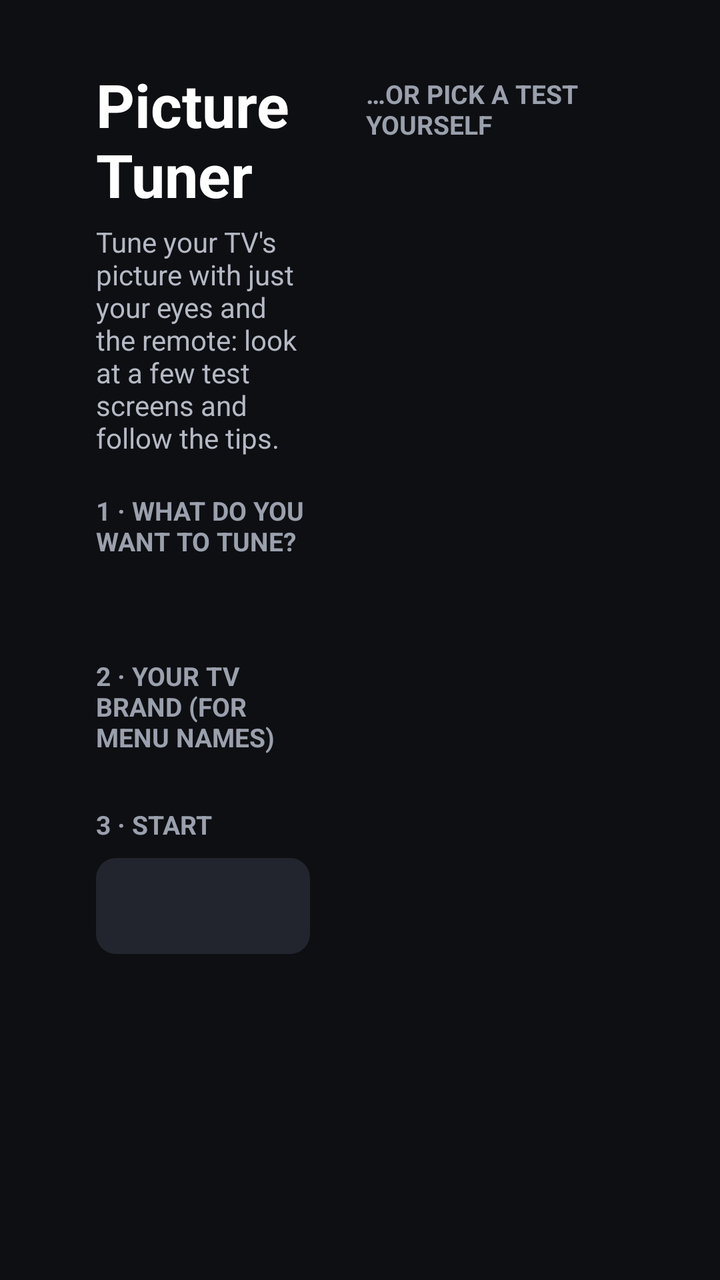
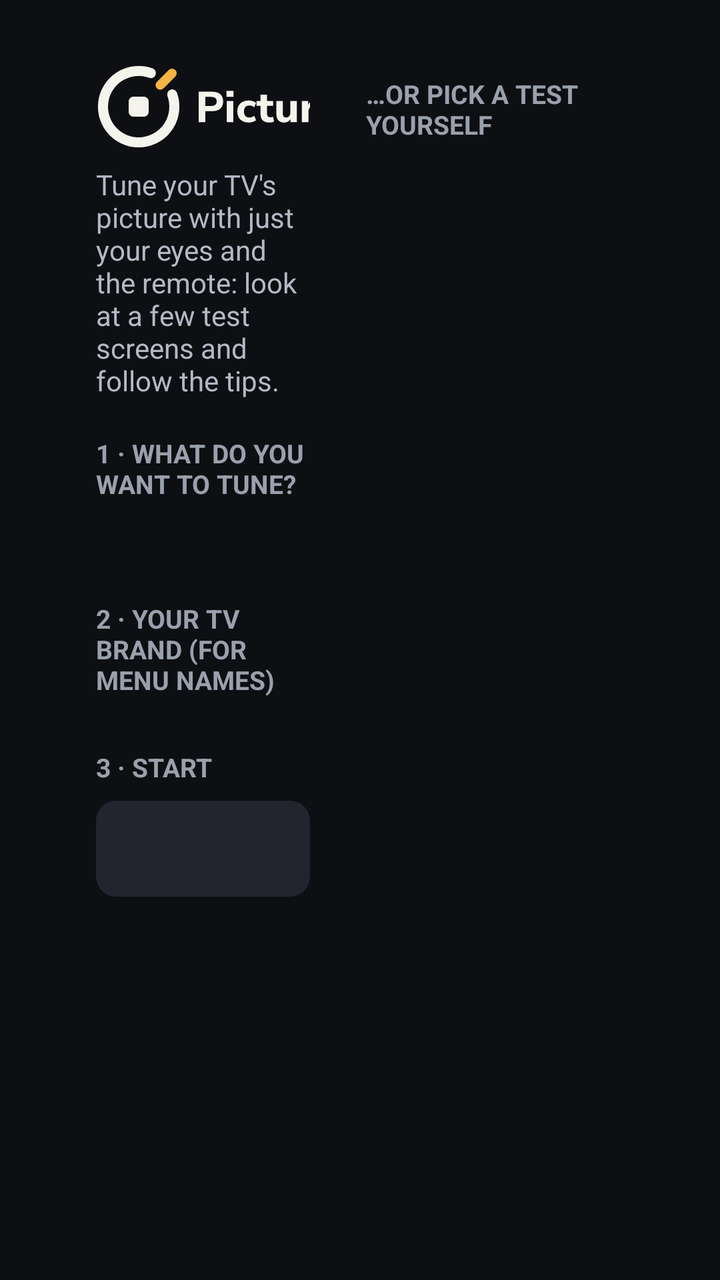

Screens rendered from an Android XML layout before and after an edit, with the pre-edit source and the edit as a unified diff.
<!-- AndroidManifest.xml: application theme Theme.Tuner -->
<!-- res/layout/activity_home.xml -->
<?xml version="1.0" encoding="utf-8"?>
<LinearLayout xmlns:android="http://schemas.android.com/apk/res/android"
    android:layout_width="match_parent"
    android:layout_height="match_parent"
    android:background="#0E0F13"
    android:orientation="horizontal"
    android:paddingStart="48dp"
    android:paddingTop="32dp"
    android:paddingEnd="48dp"
    android:paddingBottom="24dp">

    
    <ScrollView
        android:layout_width="0dp"
        android:layout_height="match_parent"
        android:layout_weight="1.05"
        android:scrollbars="none">

        <LinearLayout
            android:layout_width="match_parent"
            android:layout_height="wrap_content"
            android:orientation="vertical"
            android:paddingEnd="28dp">

            <TextView
                android:layout_width="wrap_content"
                android:layout_height="wrap_content"
                android:text="@string/app_name"
                android:textColor="#FFFFFF"
                android:textSize="30sp"
                android:textStyle="bold" />

            <TextView
                android:layout_width="wrap_content"
                android:layout_height="wrap_content"
                android:layout_marginTop="4dp"
                android:text="Tune your TV's picture with just your eyes and the remote: look at a few test screens and follow the tips."
                android:textColor="#B4B9C4"
                android:textSize="14sp" />

            <TextView style="@style/Label" android:layout_width="wrap_content" android:layout_height="wrap_content"
                android:text="1 · WHAT DO YOU WANT TO TUNE?" />
            <LinearLayout android:id="@+id/formats" android:layout_width="wrap_content"
                android:layout_height="wrap_content" android:orientation="horizontal" />
            <TextView
                android:id="@+id/formatBlurb"
                android:layout_width="wrap_content"
                android:layout_height="wrap_content"
                android:layout_marginTop="6dp"
                android:textColor="#8E94A0"
                android:textSize="13sp" />

            <TextView style="@style/Label" android:layout_width="wrap_content" android:layout_height="wrap_content"
                android:text="2 · YOUR TV BRAND (FOR MENU NAMES)" />
            <LinearLayout android:id="@+id/brands" android:layout_width="wrap_content"
                android:layout_height="wrap_content" android:orientation="horizontal" />

            <TextView style="@style/Label" android:layout_width="wrap_content" android:layout_height="wrap_content"
                android:text="3 · START" />
            <Button
                android:id="@+id/guided"
                style="@style/TvButton"
                android:focusedByDefault="true"
                android:layout_width="match_parent"
                android:layout_height="wrap_content"
                android:textSize="17sp" />

            <TextView
                android:id="@+id/results"
                android:layout_width="wrap_content"
                android:layout_height="wrap_content"
                android:layout_marginTop="14dp"
                android:lineSpacingExtra="3dp"
                android:textColor="#B4B9C4"
                android:textSize="13sp" />
        </LinearLayout>
    </ScrollView>

    
    <LinearLayout
        android:layout_width="0dp"
        android:layout_height="match_parent"
        android:layout_weight="1"
        android:orientation="vertical">

        <TextView style="@style/Label" android:layout_width="wrap_content" android:layout_height="wrap_content"
            android:layout_marginTop="6dp"
            android:text="…OR PICK A TEST YOURSELF" />

        <ScrollView
            android:layout_width="match_parent"
            android:layout_height="0dp"
            android:layout_weight="1"
            android:scrollbars="none">

            <LinearLayout
                android:id="@+id/tests"
                android:layout_width="match_parent"
                android:layout_height="wrap_content"
                android:orientation="vertical"
                android:paddingTop="4dp"
                android:paddingBottom="4dp" />
        </ScrollView>
    </LinearLayout>
</LinearLayout>
<!-- resources referenced by this layout -->
<resources>
  <string name="app_name">Picture Tuner</string>
  <style name="Label">
          <item name="android:textColor">#9AA0AC</item>
          <item name="android:textSize">13sp</item>
          <item name="android:textStyle">bold</item>
          <item name="android:layout_marginTop">18dp</item>
          <item name="android:layout_marginBottom">8dp</item>
      </style>
  <style name="TvButton">
          <item name="android:background">@drawable/btn_bg</item>
          <item name="android:textColor">@color/btn_text</item>
          <item name="android:textSize">15sp</item>
          <item name="android:textAllCaps">false</item>
          <item name="android:paddingStart">18dp</item>
          <item name="android:paddingEnd">18dp</item>
          <item name="android:paddingTop">10dp</item>
          <item name="android:paddingBottom">10dp</item>
          <item name="android:focusable">true</item>
          <item name="android:stateListAnimator">@null</item>
          <item name="android:gravity">center_vertical|start</item>
      </style>
  <style name="Theme.Tuner" parent="@android:style/Theme.DeviceDefault.NoActionBar.Fullscreen">
          <item name="android:windowBackground">@android:color/black</item>
      </style>
  <!-- drawable btn_bg (drawable) -->
  <?xml version="1.0" encoding="utf-8"?>
  <selector xmlns:android="http://schemas.android.com/apk/res/android">
      <item android:state_focused="true">
          <shape>
              <solid android:color="#F2F2F2" />
              <corners android:radius="10dp" />
          </shape>
      </item>
      <item android:state_selected="true">
          <shape>
              <solid android:color="#2D4A7A" />
              <stroke android:width="2dp" android:color="#6E9BE6" />
              <corners android:radius="10dp" />
          </shape>
      </item>
      <item>
          <shape>
              <solid android:color="#22252D" />
              <corners android:radius="10dp" />
          </shape>
      </item>
  </selector>
</resources>

<!-- the commit's change to res/layout/activity_home.xml (unified diff, before → after) -->
@@ -22,13 +22,15 @@
             android:orientation="vertical"
             android:paddingEnd="28dp">
 
-            <TextView
-                android:layout_width="wrap_content"
-                android:layout_height="wrap_content"
-                android:text="@string/app_name"
-                android:textColor="#FFFFFF"
-                android:textSize="30sp"
-                android:textStyle="bold" />
+            <ImageView
+                android:layout_width="200dp"
+                android:layout_height="56dp"
+                android:layout_marginStart="-7dp"
+                android:layout_marginTop="-7dp"
+                android:layout_marginBottom="-3dp"
+                android:contentDescription="@string/app_name"
+                android:importantForAccessibility="yes"
+                android:src="@drawable/logo_horizontal" />
 
             <TextView
                 android:layout_width="wrap_content"
<!-- resource entries referenced after the edit -->
@@ -1,5 +1,6 @@
 <!-- resources referenced by this layout -->
 <resources>
+  <!-- drawable logo_horizontal: vector/xml drawable (drawable, 8399 chars, omitted) -->
   <string name="app_name">Picture Tuner</string>
   <style name="Label">
           <item name="android:textColor">#9AA0AC</item>
